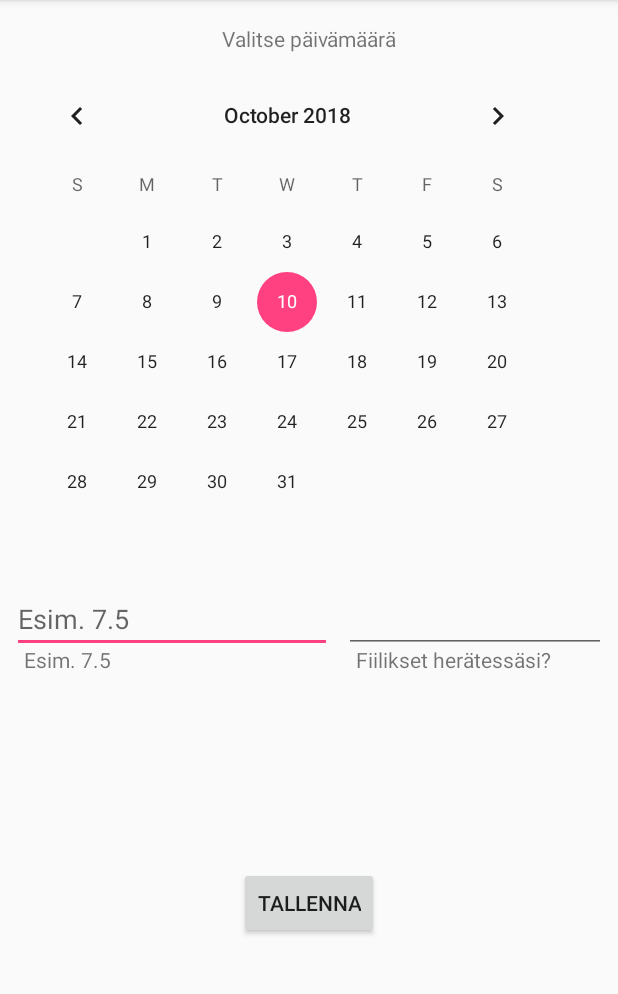
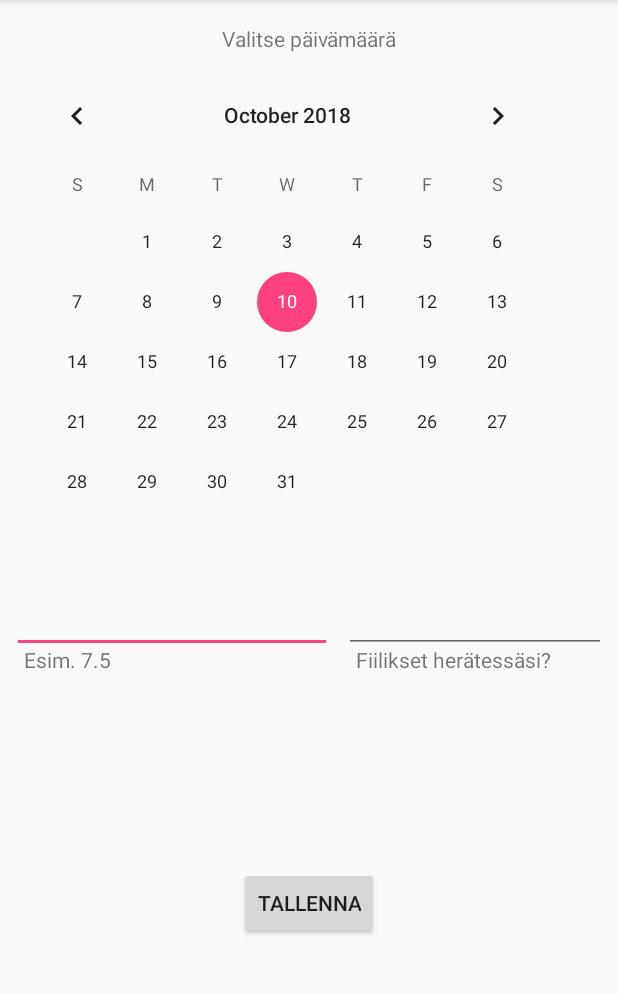
Before and after one commit to nakkijorma/Nukkumatti, an Android app: the UniMaara screen opened directly, with no data from a screen before it, on a phone screen of 412 x 824 dp, the part 84-1078 px from its top. Run offline under Robolectric (Android 15) with nearby library versions, the phone set to English and light mode, and no system bars; our stand-ins replace Room's generated code; libraries missing offline, so code that uses them is left out: android.arch.persistence.

```diff
--- a/app/src/main/AndroidManifest.xml
+++ b/app/src/main/AndroidManifest.xml
@@ -22,9 +22,6 @@
         <activity android:name=".Tilastot"
             android:parentActivityName = "MainActivity">
         </activity>
-        <activity android:name=".Historia"
-            android:parentActivityName = "MainActivity">
-        </activity>
         <activity android:name=".HistoriaRoom"
             android:parentActivityName=".MainActivity">
         </activity>
--- a/app/src/main/java/com/example/juuso/nukkumatti/UniMaara.java
+++ b/app/src/main/java/com/example/juuso/nukkumatti/UniMaara.java
@@ -56,13 +56,17 @@ public class UniMaara extends AppCompatActivity {
                 double tunnit = Double.parseDouble(tunnitString);
                 fiilis = kerroFiilis.getText().toString();
 
-                if (pvm.trim().isEmpty() || tunnitString.trim().isEmpty()) {
+                if (pvm.trim().isEmpty() || tunnitString.length() <1 || fiilis.trim().isEmpty() ) {
                     toastMessage(R.string.toast_tyhjatKentat);
                     return;
                 }
 
                 UniTilasto uniTilasto = new UniTilasto(pvm, tunnit, fiilis);
                 uniTilastoViewModel.insert(uniTilasto);
+
+                valittuPvm.setText("");
+                nukututTunnit.setText("");
+                kerroFiilis.setText("");
 
                 toastMessage(R.string.toast_tallenna);
             }
--- a/app/src/main/java/com/example/juuso/nukkumatti/UniRepository.java
+++ b/app/src/main/java/com/example/juuso/nukkumatti/UniRepository.java
@@ -13,12 +13,16 @@ import java.util.List;
 public class UniRepository {
     private UniTilastoDao uniTilastoDao;
     private LiveData<List<UniTilasto>> allUniTilastot;
+    private LiveData<List<UniTilasto>> allUniTunnit;
+    private double avgTunnit;
 
     public UniRepository(Application application) {
         AppDatabase database = AppDatabase.getInstance(application);
         uniTilastoDao = database.uniTilastoDao();
         allUniTilastot = uniTilastoDao.getAll();
-    }
+        allUniTunnit = uniTilastoDao.getTunnitListaan();
+        avgTunnit = uniTilastoDao.getAverageOfTunnit();
+    };
 
 
     // API that repository exposes outside
@@ -40,8 +44,12 @@ public class UniRepository {
         new DeleteAllUniTilastoAsyncTask(uniTilastoDao).execute();
     }
 
-    public LiveData<List<UniTilasto>> getAllUniTilastot() {
-        return allUniTilastot;
+    public LiveData<List<UniTilasto>> getAllUniTilastot() { return allUniTilastot; }
+
+    public LiveData<List<UniTilasto>> getAllUniTunnit() { return  allUniTunnit; }
+
+    public double getAvgTunnit() {
+        return avgTunnit;
     }
 
     private static class InsertUniTilastoAsyncTask extends AsyncTask<UniTilasto, Void, Void> {
--- a/app/src/main/java/com/example/juuso/nukkumatti/UniTilastoViewModel.java
+++ b/app/src/main/java/com/example/juuso/nukkumatti/UniTilastoViewModel.java
@@ -12,11 +12,15 @@ import java.util.List;
 public class UniTilastoViewModel extends AndroidViewModel {
     private UniRepository repository;
     private LiveData<List<UniTilasto>> allUniTilastot;
+    private LiveData<List<UniTilasto>> allUniTunnit;
+    private double avgTunnit;
 
     public UniTilastoViewModel(@NonNull Application application) {
         super(application);
         repository = new UniRepository(application);
         allUniTilastot = repository.getAllUniTilastot();
+        allUniTunnit = repository.getAllUniTunnit();
+        avgTunnit = repository.getAvgTunnit();
     }
 
     public void insert(UniTilasto uniTilasto) {
@@ -39,4 +43,10 @@ public class UniTilastoViewModel extends AndroidViewModel {
     public LiveData<List<UniTilasto>> getAllUniTilastot() {
         return allUniTilastot;
     }
+
+    public LiveData<List<UniTilasto>> getAllUniTunnit() { return  allUniTunnit; }
+
+    public double getAvgTunnit() {
+        return avgTunnit;
+    }
 }
--- a/app/src/main/java/com/example/juuso/nukkumatti/db/AppDatabase.java
+++ b/app/src/main/java/com/example/juuso/nukkumatti/db/AppDatabase.java
@@ -20,11 +20,9 @@ public abstract class AppDatabase extends RoomDatabase {
         if (instance == null) {
             instance =
                     Room.databaseBuilder(context.getApplicationContext(), AppDatabase.class, "unitilasto_database")
-                    // TODO - Don't allow to run in main thread
                             // If version number is increased this tells how to migrate
                             .fallbackToDestructiveMigration()
                             .addCallback(roomCallback)
-                    // TODO - .allowMainThreadQueries()
                     .build();
         }
         return instance;
--- a/app/src/main/java/com/example/juuso/nukkumatti/db/UniTilastoDao.java
+++ b/app/src/main/java/com/example/juuso/nukkumatti/db/UniTilastoDao.java
@@ -35,7 +35,15 @@ public interface UniTilastoDao {
     void deleteAll();
 
     // TODO - hae tuntimäärät laskentaa varten
-    @Query("select")
-    LiveData<List<UniTilasto>> getTunnit();
+    @Query("select * from unitilasto_table where tunnit <=25 ")
+    LiveData<List<UniTilasto>> getTunnitListaan();
+
+    // Laskee rivien määrän
+    @Query("Select COUNT(tunnit) from unitilasto_table")
+    int getCountOfTunnit();
+
+    // TODO - laskee tuntien keskiarvon
+    @Query("Select avg(tunnit) from unitilasto_table")
+    double getAverageOfTunnit();
 
 }
--- a/app/src/main/res/layout/activity_historia_room.xml
+++ b/app/src/main/res/layout/activity_historia_room.xml
@@ -4,7 +4,7 @@
     xmlns:tools="http://schemas.android.com/tools"
     android:layout_width="match_parent"
     android:layout_height="match_parent"
-    tools:context=".Historia">
+    tools:context=".HistoriaRoom">
 
     <android.support.v7.widget.RecyclerView
         android:id="@+id/recyclerView"
--- a/app/src/main/res/layout/activity_uni_maara.xml
+++ b/app/src/main/res/layout/activity_uni_maara.xml
@@ -59,7 +59,6 @@
         android:layout_marginTop="8dp"
         android:digits="@string/syote_merkit"
         android:ems="10"
-        android:hint="@string/unimaaraVihje"
         android:imeOptions="actionDone"
         android:inputType="numberDecimal"
         app:layout_constraintStart_toStartOf="parent"
```
Also changed, not shown: app/src/main/java/com/example/juuso/nukkumatti/Historia.java (deleted, +0 -25 lines), app/src/main/java/com/example/juuso/nukkumatti/Lista.java (deleted, +0 -19 lines), app/src/main/java/com/example/juuso/nukkumatti/MainActivity.java (+1 -7 lines), app/src/main/java/com/example/juuso/nukkumatti/Olio.java (deleted, +0 -23 lines), app/src/main/java/com/example/juuso/nukkumatti/Tilastot.java (+8 -1 lines), app/src/main/res/layout/activity_historia.xml (deleted, +0 -17 lines), app/src/main/res/layout/activity_main.xml (+0 -12 lines), app/src/main/res/layout/activity_tilastot.xml (+21 -0 lines).
